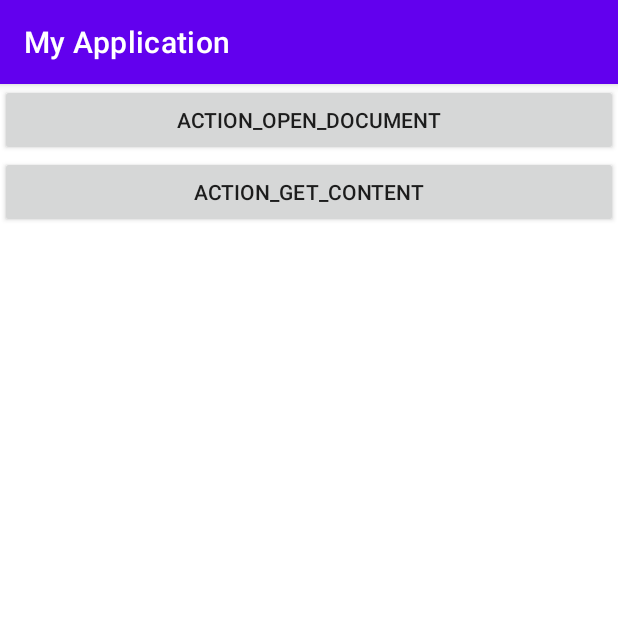
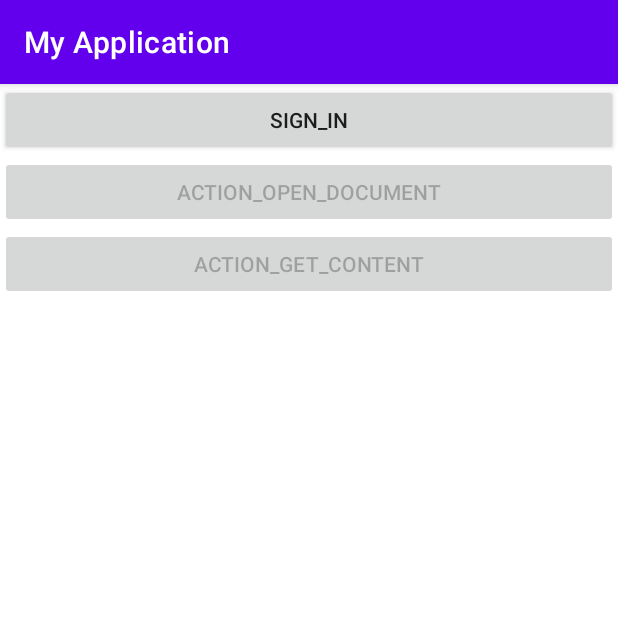
Before and after one commit to EkoCommunications/AmityRxUploadService, an Android app: the screen it shows after launch (MainActivity), on a phone screen of 412 x 824 dp, the top half of it. Run offline under Robolectric (Android 15) with nearby library versions, the phone set to English and light mode, and no system bars; our stand-ins replace RxJava.

Commit message:
able to sign in

```diff
--- a/app/src/main/AndroidManifest.xml
+++ b/app/src/main/AndroidManifest.xml
@@ -1,6 +1,8 @@
 <?xml version="1.0" encoding="utf-8"?>
 <manifest xmlns:android="http://schemas.android.com/apk/res/android"
     package="com.ekoapp.myapplication">
+
+    <uses-permission android:name="android.permission.INTERNET" />
 
     <application
         android:allowBackup="true"
--- a/app/src/main/res/layout/activity_main.xml
+++ b/app/src/main/res/layout/activity_main.xml
@@ -7,15 +7,23 @@
     tools:context=".MainActivity">
 
     <androidx.appcompat.widget.AppCompatButton
+        android:id="@+id/sign_in_button"
+        android:layout_width="match_parent"
+        android:layout_height="wrap_content"
+        android:text="SIGN_IN" />
+
+    <androidx.appcompat.widget.AppCompatButton
         android:id="@+id/open_document_button"
         android:layout_width="match_parent"
         android:layout_height="wrap_content"
+        android:enabled="false"
         android:text="ACTION_OPEN_DOCUMENT" />
 
     <androidx.appcompat.widget.AppCompatButton
         android:id="@+id/get_content_button"
         android:layout_width="match_parent"
         android:layout_height="wrap_content"
+        android:enabled="false"
         android:text="ACTION_GET_CONTENT" />
 
 </LinearLayout>
--- a/rxuploadservice/build.gradle
+++ b/rxuploadservice/build.gradle
@@ -44,7 +44,7 @@ dependencies {
     androidTestImplementation 'androidx.test.ext:junit:1.1.2'
     androidTestImplementation 'androidx.test.espresso:espresso-core:3.3.0'
 
-    implementation 'com.squareup.okhttp3:okhttp:4.9.0'
+    api 'com.squareup.okhttp3:okhttp:4.9.0'
 
     implementation 'com.squareup.retrofit2:retrofit:2.5.0'
     implementation 'com.squareup.retrofit2:converter-gson:2.5.0'
@@ -53,5 +53,5 @@ dependencies {
 
     implementation 'io.reactivex.rxjava2:rxandroid:2.1.1'
     implementation 'io.reactivex.rxjava2:rxjava:2.2.19'
-    implementation 'com.google.code.gson:gson:2.8.6'
+    api 'com.google.code.gson:gson:2.8.6'
 }
--- a/rxuploadservice/src/main/java/com/ekoapp/rxuploadservice/extension/Uri.kt
+++ b/rxuploadservice/src/main/java/com/ekoapp/rxuploadservice/extension/Uri.kt
@@ -2,8 +2,8 @@ package com.ekoapp.rxuploadservice.extension
 
 import android.content.Context
 import android.net.Uri
+import com.ekoapp.rxuploadservice.FileProperties
 import com.ekoapp.rxuploadservice.UploadFileUseCase
-import com.ekoapp.rxuploadservice.FileProperties
 import io.reactivex.Flowable
 
 fun Uri.upload(
@@ -13,6 +13,5 @@ fun Uri.upload(
     params: Map<String, String> = emptyMap(),
     id: String? = null
 ): Flowable<FileProperties> {
-    return UploadFileUseCase()
-        .upload(context, this, action, headers, params, id)
+    return UploadFileUseCase().upload(context, this, action, headers, params, id)
 }
--- a/rxuploadservice/src/main/java/com/ekoapp/rxuploadservice/internal/repository/FileRepository.kt
+++ b/rxuploadservice/src/main/java/com/ekoapp/rxuploadservice/internal/repository/FileRepository.kt
@@ -2,9 +2,9 @@ package com.ekoapp.rxuploadservice.internal.repository
 
 import android.content.Context
 import android.net.Uri
+import com.ekoapp.rxuploadservice.FileProperties
 import com.ekoapp.rxuploadservice.internal.datastore.FileLocalDataStore
 import com.ekoapp.rxuploadservice.internal.datastore.FileRemoteDataStore
-import com.ekoapp.rxuploadservice.FileProperties
 import io.reactivex.Flowable
 import io.reactivex.Single
 import io.reactivex.functions.Function3
```
Also changed, not shown: app/src/main/java/com/ekoapp/myapplication/MainActivity.kt (+56 -0 lines).
